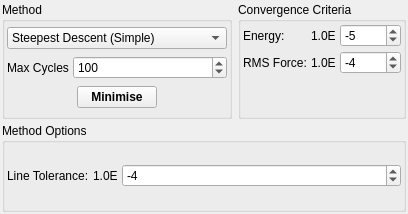
First picture: the form in src/gui/minimiser.ui, repository trisyoungs/aten, before the edit.
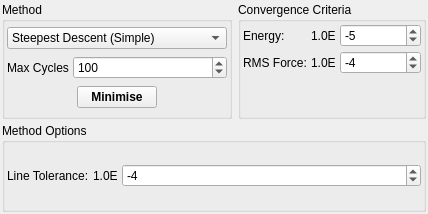
Second picture: the form after the edit. Icons and pictures are not drawn.

Patch:
```diff
--- a/src/gui/minimiser.ui
+++ b/src/gui/minimiser.ui
@@ -5,7 +5,7 @@
    <rect>
     <x>0</x>
     <y>0</y>
-    <width>408</width>
+    <width>428</width>
     <height>214</height>
    </rect>
   </property>
```
Left out of the diff: 5 changed lines with no effect on the pictures.
